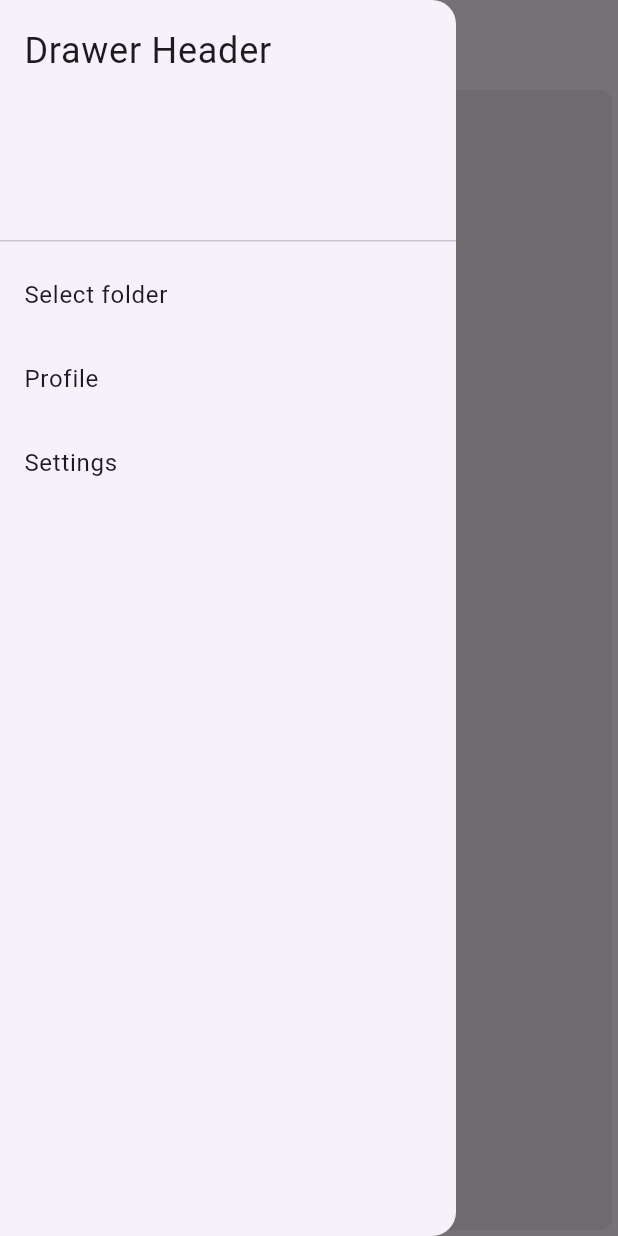
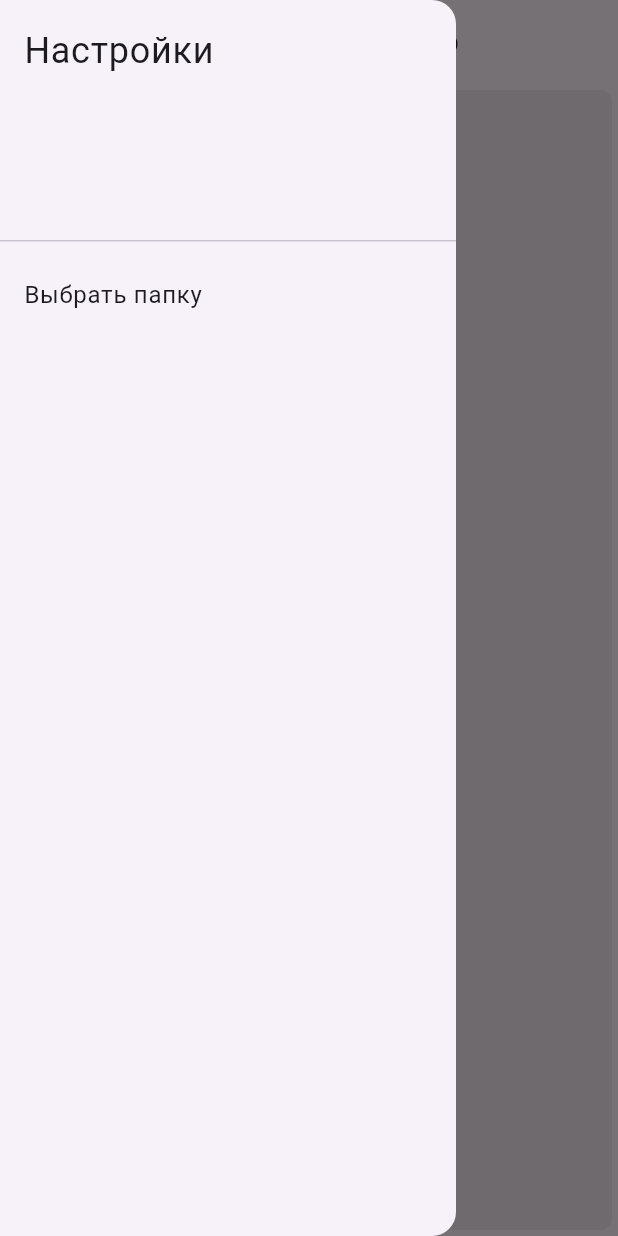
Before and after one commit to IncineratorG/audio_player, a Flutter app: the screen it shows after launch, with the side drawer open, on a phone screen of 412 x 824 dp. Run offline on Flutter 3.47's test engine with Material 3 defaults, Android fonts, the phone set to English and light mode, and no system bars.

Commit message:
Работа над аудиоплеером.

```diff
--- a/lib/components/common/app-drawer/app_drawer.dart
+++ b/lib/components/common/app-drawer/app_drawer.dart
@@ -15,17 +15,19 @@ class AppDrawer extends StatelessWidget {
 
   @override
   Widget build(BuildContext context) {
+    final t = Services.get().translationService.translation();
+
     return Drawer(
         child: ListView(
           padding: EdgeInsets.zero,
           children: <Widget>[
-            const DrawerHeader(
+            DrawerHeader(
               // decoration: BoxDecoration(
               //   color: Colors.blue,
               // ),
               child: Text(
-                'Drawer Header',
-                style: TextStyle(
+                t("AppDrawer_title"),
+                style: const TextStyle(
                   // color: Colors.white,
                   fontSize: 24,
                 ),
@@ -33,27 +35,9 @@ class AppDrawer extends StatelessWidget {
             ),
             ListTile(
               // leading: const Icon(Icons.message),
-              title: const Text('Select folder'),
+              title: Text(t("AppDrawer_selectFolder")),
               onTap: () {
                 _selectFolderPressHandler(context);
-              },
-            ),
-            ListTile(
-              // leading: const Icon(Icons.account_circle),
-              title: const Text('Profile'),
-              onTap: () {
-                // setState(() {
-                //   selectedPage = 'Profile';
-                // });
-              },
-            ),
-            ListTile(
-              // leading: const Icon(Icons.settings),
-              title: const Text('Settings'),
-              onTap: () {
-                // setState(() {
-                //   selectedPage = 'Settings';
-                // });
               },
             ),
           ],
--- a/lib/screens/main/views/main_screen_app_bar.dart
+++ b/lib/screens/main/views/main_screen_app_bar.dart
@@ -1,3 +1,4 @@
+import 'package:audio_player/services/services.dart';
 import 'package:flutter/material.dart';
 
 class MainScreenAppBar extends StatelessWidget implements PreferredSizeWidget {
@@ -8,12 +9,14 @@ class MainScreenAppBar extends StatelessWidget implements PreferredSizeWidget {
 
   @override
   Widget build(BuildContext context) {
+    final t = Services.get().translationService.translation();
+
     return AppBar(
-      title: const Row(
+      title: Row(
         children: [
           Expanded(
             child: Center(
-              child: Text('Title'),
+              child: Text(t("MainScreen_defaultTitle")),
             ),
           )
         ],
--- a/lib/screens/main/views/main_screen_view.dart
+++ b/lib/screens/main/views/main_screen_view.dart
@@ -101,7 +101,7 @@ class _MainScreenState extends State<MainScreenView> {
                   child: Column(
                     mainAxisAlignment: MainAxisAlignment.center,
                     children: [
-                      Icon(Icons.pause, size: 12),
+                      Icon(Icons.play_arrow, size: 48),
                     ],
                   ),
                 ),
--- a/lib/services/services.dart
+++ b/lib/services/services.dart
@@ -1,9 +1,11 @@
 import 'package:audio_player/services/player/player_service.dart';
+import 'package:audio_player/services/translation/translation_service.dart';
 
 class Services {
   static final Services _instance = Services._privateConstructor();
 
   final _playerService = PlayerService();
+  final _translationService = TranslationService();
 
   Services._privateConstructor();
 
@@ -14,4 +16,8 @@ class Services {
   PlayerService get playerService {
     return _playerService;
   }
+
+  TranslationService get translationService {
+    return _translationService;
+  }
 }
--- /dev/null
+++ b/lib/services/translation/data/translations/ru.dart
@@ -0,0 +1,12 @@
+class Ru {
+  final _translationMap = {
+    "AppDrawer_title": "Настройки",
+    "AppDrawer_selectFolder": "Выбрать папку",
+
+    "MainScreen_defaultTitle": "Ничего не выбрано",
+  };
+
+  String get(String pattern) {
+    return _translationMap[pattern] ?? "";
+  }
+}
--- /dev/null
+++ b/lib/services/translation/translation_service.dart
@@ -0,0 +1,17 @@
+import 'package:audio_player/services/translation/data/translations/ru.dart';
+
+class TranslationService {
+  final Ru _ru = Ru();
+
+  Future<bool> init() {
+    return Future.value(true);
+  }
+
+  String Function(String pattern) translation() {
+    String t(String pattern) {
+      return _ru.get(pattern);
+    }
+
+    return t;
+  }
+}
```
